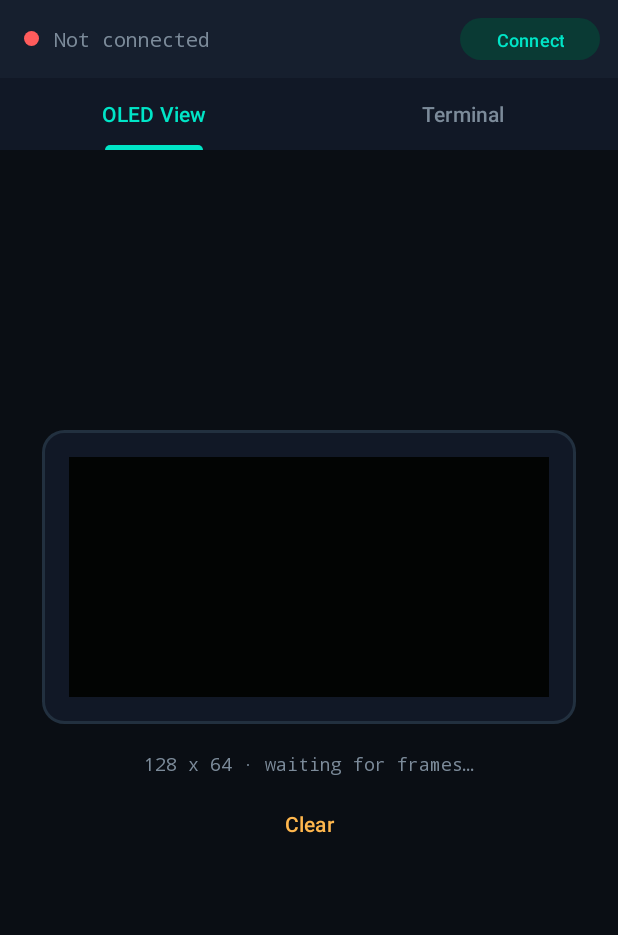
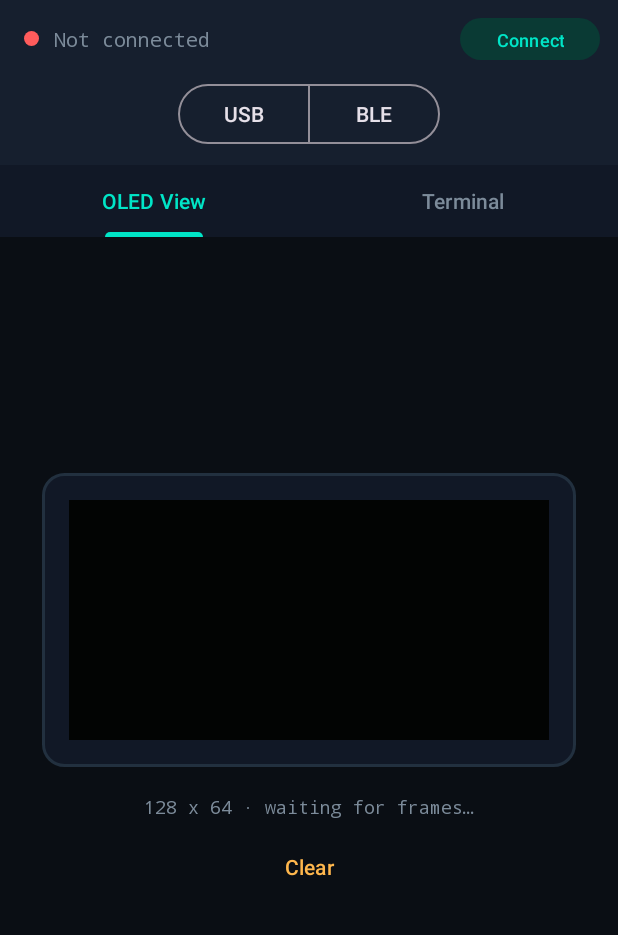
Before and after one commit to namalxhero/Esp32-controol-panel, an Android app: the screen it shows after launch (MainActivity), on a phone screen of 412 x 824 dp, the part 96-1031 px from its top. Run offline under Robolectric (Android 15) with nearby library versions, the light colour scheme and no system bars; libraries missing offline, so code that uses them is left out: com.hoho.android.

Commit message:
Add transport selector for USB and BLE options

```diff
--- a/app/src/main/res/layout/activity_main.xml
+++ b/app/src/main/res/layout/activity_main.xml
@@ -55,6 +55,39 @@
             app:cornerRadius="18dp" />
     </LinearLayout>
 
+    <!-- Transport selector: USB (OTG) vs BLE -->
+    <LinearLayout
+        android:layout_width="match_parent"
+        android:layout_height="wrap_content"
+        android:orientation="horizontal"
+        android:gravity="center"
+        android:background="@color/bg_surface_alt"
+        android:paddingBottom="10dp">
+
+        <com.google.android.material.button.MaterialButtonToggleGroup
+            android:id="@+id/transportToggle"
+            android:layout_width="wrap_content"
+            android:layout_height="wrap_content"
+            app:singleSelection="true"
+            app:selectionRequired="true">
+
+            <com.google.android.material.button.MaterialButton
+                android:id="@+id/btnTransportUsb"
+                style="@style/Widget.Material3.Button.OutlinedButton"
+                android:layout_width="wrap_content"
+                android:layout_height="wrap_content"
+                android:text="USB"
+                android:checked="true" />
+
+            <com.google.android.material.button.MaterialButton
+                android:id="@+id/btnTransportBle"
+                style="@style/Widget.Material3.Button.OutlinedButton"
+                android:layout_width="wrap_content"
+                android:layout_height="wrap_content"
+                android:text="BLE" />
+        </com.google.android.material.button.MaterialButtonToggleGroup>
+    </LinearLayout>
+
     <com.google.android.material.tabs.TabLayout
         android:id="@+id/tabLayout"
         android:layout_width="match_parent"
```
